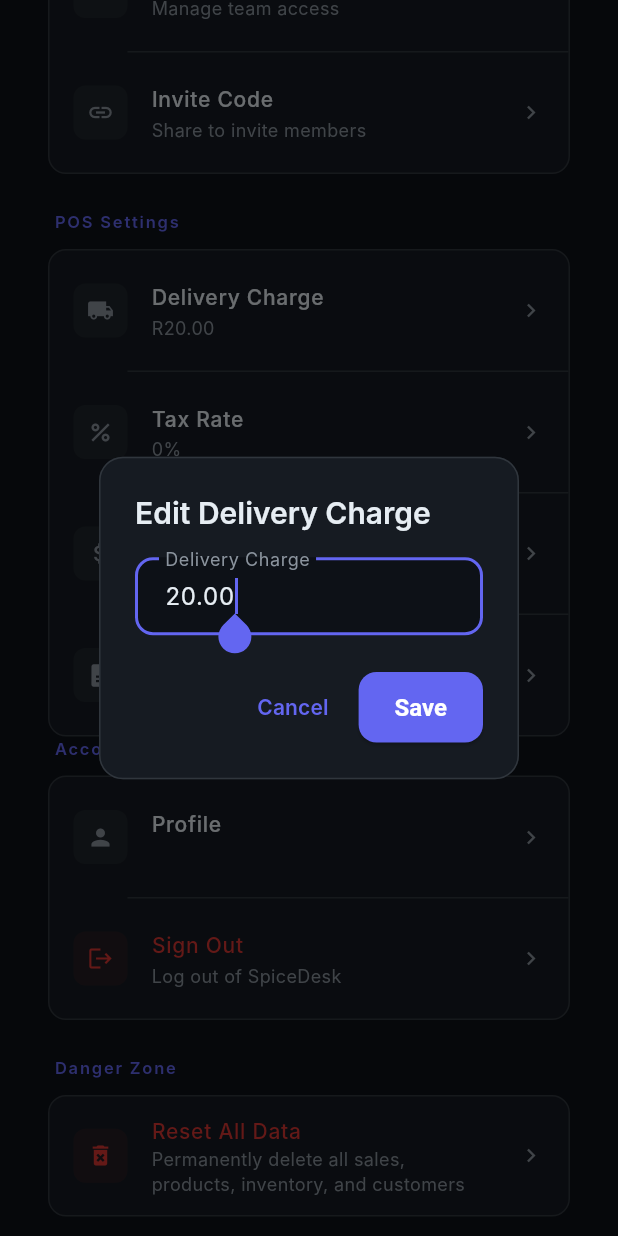
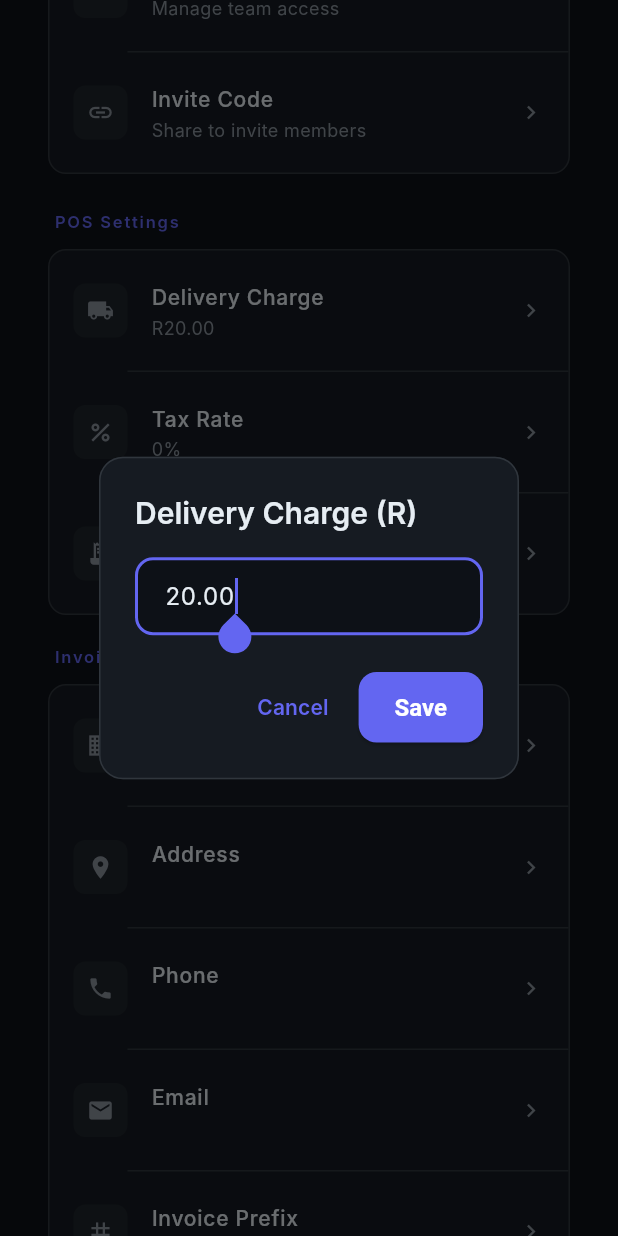
Before and after one commit to sudobreakstuff/spicedesk, a Flutter app: the SettingsScreen screen opened directly, scrolled down 576 dp, after a tap on "Delivery Charge", on a phone screen of 412 x 824 dp. Run offline on Flutter 3.47's test engine with Material 3 defaults, Android fonts, the phone set to English and light mode, and no system bars; drawn by our look-alikes of flutter_animate; our stand-ins replace flutter_riverpod, go_router, pdf, printing, shared_preferences, shimmer and 1 more; accounts and stored records are empty; Roboto replaces fonts that are missing (Inter).

Commit message:
fix: checkout type cast, invoice settings, real PDF generation
- Fixed String/num type cast crash on checkout
- Invoice Settings section: company name, address, phone, email, prefix, terms
- PDF Invoices now generate real printable PDFs
- Settings refactored to use centralized _settings map

```diff
--- a/lib/features/pos/presentation/screens/pos_screen.dart
+++ b/lib/features/pos/presentation/screens/pos_screen.dart
@@ -31,7 +31,10 @@ class _PosScreenState extends ConsumerState<PosScreen> {
   Future<double> get _getDeliveryCharge async {
     try {
       final settings = await ref.read(workspaceSettingsProvider.future);
-      return (settings['delivery_charge'] as num?)?.toDouble() ?? 20.0;
+      final val = settings['delivery_charge'];
+      if (val is num) return val.toDouble();
+      if (val is String) return double.tryParse(val) ?? 20.0;
+      return 20.0;
     } catch (_) {
       return 20.0;
     }
@@ -120,7 +123,8 @@ class _PosScreenState extends ConsumerState<PosScreen> {
       // Add delivery fee if applicable, read from settings
       if (orderType == 'Delivery') {
         final settings = await ref.read(workspaceSettingsProvider.future);
-        final deliveryCharge = (settings['delivery_charge'] as num?)?.toDouble() ?? 20.0;
+        final val = settings['delivery_charge'];
+        final deliveryCharge = val is num ? val.toDouble() : (val is String ? double.tryParse(val) ?? 20.0 : 20.0);
         saleItems.add(SaleItemInput(
           productName: 'Delivery Fee',
           quantity: 1,
--- a/lib/features/reports/presentation/screens/reports_screen.dart
+++ b/lib/features/reports/presentation/screens/reports_screen.dart
@@ -371,17 +371,17 @@ class _ReportsScreenState extends ConsumerState<ReportsScreen> {
       pageFormat: PdfPageFormat.a4,
       margin: const pw.EdgeInsets.all(32),
       build: (context) => [
-        pw.Header(level: 0, child: pw.Text('INVOICE', style: const pw.TextStyle(fontSize: 28, fontWeight: pw.FontWeight.bold))),
+        pw.Header(level: 0, child: pw.Text('INVOICE', style: pw.TextStyle(fontSize: 28, fontWeight: pw.FontWeight.bold))),
         pw.SizedBox(height: 8),
         pw.Row(mainAxisAlignment: pw.MainAxisAlignment.spaceBetween, children: [
           pw.Column(crossAxisAlignment: pw.CrossAxisAlignment.start, children: [
-            pw.Text('SpiceDesk', style: const pw.TextStyle(fontSize: 16, fontWeight: pw.FontWeight.bold)),
-            pw.Text('Invoice #$invNum', style: const pw.TextStyle(fontSize: 12)),
+            pw.Text('SpiceDesk', style: pw.TextStyle(fontSize: 16, fontWeight: pw.FontWeight.bold)),
+            pw.Text('Invoice #$invNum', style: pw.TextStyle(fontSize: 12)),
           ]),
           pw.Column(crossAxisAlignment: pw.CrossAxisAlignment.end, children: [
-            pw.Text('Date: ${DateFormat('dd MMM yyyy').format(dt)}', style: const pw.TextStyle(fontSize: 12)),
-            pw.Text('Customer: ${cust?['name'] ?? 'Walk-in'}', style: const pw.TextStyle(fontSize: 12)),
-            pw.Text('Payment: ${sale['payment_method'] ?? ''}', style: const pw.TextStyle(fontSize: 12)),
+            pw.Text('Date: ${DateFormat('dd MMM yyyy').format(dt)}', style: pw.TextStyle(fontSize: 12)),
+            pw.Text('Customer: ${cust?['name'] ?? 'Walk-in'}', style: pw.TextStyle(fontSize: 12)),
+            pw.Text('Payment: ${sale['payment_method'] ?? ''}', style: pw.TextStyle(fontSize: 12)),
           ]),
         ]),
         pw.SizedBox(height: 24),
@@ -395,10 +395,10 @@ class _ReportsScreenState extends ConsumerState<ReportsScreen> {
         pw.Divider(),
         ...items.expand((i) => [
           pw.Row(children: [
-            pw.Expanded(flex: 3, child: pw.Text(i['product_name'] ?? '', style: const pw.TextStyle(fontSize: 11))),
-            pw.Expanded(flex: 1, child: pw.Text('${(i['quantity'] as num?)?.toInt() ?? 0}', style: const pw.TextStyle(fontSize: 11))),
-            pw.Expanded(flex: 2, child: pw.Text('R ${((i['unit_price'] as num?)?.toDouble() ?? 0).toStringAsFixed(2)}', style: const pw.TextStyle(fontSize: 11))),
-            pw.Expanded(flex: 2, child: pw.Text('R ${((i['line_total'] as num?)?.toDouble() ?? 0).toStringAsFixed(2)}', style: const pw.TextStyle(fontSize: 11))),
+            pw.Expanded(flex: 3, child: pw.Text(i['product_name'] ?? '', style: pw.TextStyle(fontSize: 11))),
+            pw.Expanded(flex: 1, child: pw.Text('${(i['quantity'] as num?)?.toInt() ?? 0}', style: pw.TextStyle(fontSize: 11))),
+            pw.Expanded(flex: 2, child: pw.Text('R ${((i['unit_price'] as num?)?.toDouble() ?? 0).toStringAsFixed(2)}', style: pw.TextStyle(fontSize: 11))),
+            pw.Expanded(flex: 2, child: pw.Text('R ${((i['line_total'] as num?)?.toDouble() ?? 0).toStringAsFixed(2)}', style: pw.TextStyle(fontSize: 11))),
           ]),
         ]),
         pw.SizedBox(height: 24),
@@ -408,7 +408,7 @@ class _ReportsScreenState extends ConsumerState<ReportsScreen> {
         ),
         pw.SizedBox(height: 12),
         pw.Divider(),
-        pw.Text('Thank you for your business', style: const pw.TextStyle(fontSize: 10)),
+        pw.Text('Thank you for your business', style: pw.TextStyle(fontSize: 10)),
       ],
     ));
 
--- a/lib/features/settings/presentation/screens/settings_screen.dart
+++ b/lib/features/settings/presentation/screens/settings_screen.dart
@@ -23,9 +23,33 @@ class _SettingsScreenState extends ConsumerState<SettingsScreen> {
   String _contactNumber = '';
   String _address = '';
   String _receiptHeader = '';
-  String _deliveryCharge = '20.00';
-  String _taxRate = '0';
-  String _invoiceFooter = '';
+  Map<String, dynamic> _settings = {};
+
+  String _getSetting(String key, String fallback) {
+    final val = _settings[key];
+    return val?.toString() ?? fallback;
+  }
+
+  Future<void> _editSetting(String key, String title, String current) async {
+    final ctrl = TextEditingController(text: _getSetting(key, current));
+    final result = await showDialog<String>(
+      context: context,
+      builder: (ctx) => AlertDialog(
+        backgroundColor: SpiceColors.surfaceAlt,
+        shape: RoundedRectangleBorder(borderRadius: BorderRadius.circular(16), side: BorderSide(color: SpiceColors.border)),
+        title: Text(title),
+        content: TextField(controller: ctrl, autofocus: true),
+        actions: [
+          TextButton(onPressed: () => Navigator.pop(ctx), child: const Text('Cancel')),
+          ElevatedButton(onPressed: () => Navigator.pop(ctx, ctrl.text), child: const Text('Save')),
+        ],
+      ),
+    );
+    if (result != null) {
+      await _saveSetting(key, result);
+      setState(() => _settings[key] = result);
+    }
+  }
   @override
   void initState() {
     super.initState();
@@ -33,28 +57,11 @@ class _SettingsScreenState extends ConsumerState<SettingsScreen> {
   }
 
   Future<void> _loadSettings() async {
-    final ws = ref.read(workspaceStateProvider);
-    if (ws.selectedId != null) {
-      try {
-        final data = await supabase
-            .from('workspaces')
-            .select('settings')
-            .eq('id', ws.selectedId!)
-            .maybeSingle();
-        if (data != null && data['settings'] != null) {
-          final settings = data['settings'] as Map<String, dynamic>;
-          setState(() {
-            _contactNumber = settings['contact_number']?.toString() ?? '';
-            _address = settings['address']?.toString() ?? '';
-            _receiptHeader = settings['receipt_header']?.toString() ?? '';
-            _deliveryCharge = settings['delivery_charge']?.toString() ?? '20.00';
-            _taxRate = settings['tax_rate']?.toString() ?? '0';
-            _invoiceFooter = settings['invoice_footer']?.toString() ?? '';
-          });
-        }
-      } catch (_) {}
-    }
-    if (mounted) setState(() {});
+    final wsId = ref.read(workspaceStateProvider).selectedId;
+    if (wsId == null) return;
+    final data = await supabase.from('workspaces').select('settings').eq('id', wsId).maybeSingle();
+    final settings = (data?['settings'] as Map<String, dynamic>?) ?? {};
+    if (mounted) setState(() => _settings = settings);
   }
 
   Future<void> _saveSetting(String key, String value) async {
@@ -191,44 +198,27 @@ class _SettingsScreenState extends ConsumerState<SettingsScreen> {
           const SizedBox(height: 24),
 
           _section('POS Settings', [
-            _tile(Icons.local_shipping, 'Delivery Charge', 'R${_deliveryCharge.isEmpty ? '20.00' : _deliveryCharge}',
-                onTap: () {
-                  _showEditDialog(
-                    context,
-                    'Delivery Charge',
-                    _deliveryCharge.isEmpty ? '20.00' : _deliveryCharge,
-                    onSave: (v) async {
-                      setState(() => _deliveryCharge = v);
-                      await _saveSetting('delivery_charge', v.isEmpty ? '20.00' : v);
-                    },
-                  );
-                }),
-            _tile(Icons.percent, 'Tax Rate', '${_taxRate.isEmpty ? '0' : _taxRate}%',
-                onTap: () {
-                  _showEditDialog(
-                    context,
-                    'Tax Rate (%)',
-                    _taxRate.isEmpty ? '0' : _taxRate,
-                    onSave: (v) async {
-                      setState(() => _taxRate = v);
-                      await _saveSetting('tax_rate', v.isEmpty ? '0' : v);
-                    },
-                  );
-                }),
-            _tile(Icons.attach_money, 'Currency', 'R (South African Rand)',
-                onTap: () {}),
-            _tile(Icons.description, 'Invoice Footer', _invoiceFooter.isNotEmpty ? _invoiceFooter : 'Custom footer text for invoices',
-                onTap: () {
-                  _showEditDialog(
-                    context,
-                    'Invoice Footer',
-                    _invoiceFooter,
-                    onSave: (v) async {
-                      setState(() => _invoiceFooter = v);
-                      await _saveSetting('invoice_footer', v);
-                    },
-                  );
-                }),
+            _tile(Icons.local_shipping, 'Delivery Charge', 'R${_getSetting('delivery_charge', '20.00')}',
+                onTap: () => _editSetting('delivery_charge', 'Delivery Charge (R)', '20.00')),
+            _tile(Icons.percent, 'Tax Rate', '${_getSetting('tax_rate', '0')}%',
+                onTap: () => _editSetting('tax_rate', 'Tax Rate (%)', '0')),
+            _tile(Icons.receipt_long, 'Invoice Footer', _getSetting('invoice_footer', 'Thank you for your business'),
+                onTap: () => _editSetting('invoice_footer', 'Invoice Footer', 'Thank you for your business')),
+          ]),
+          const SizedBox(height: 20),
+          _section('Invoice Settings', [
+            _tile(Icons.business, 'Company Name', _getSetting('company_name', 'SpiceDesk'),
+                onTap: () => _editSetting('company_name', 'Company Name', 'SpiceDesk')),
+            _tile(Icons.location_on, 'Address', _getSetting('company_address', ''),
+                onTap: () => _editSetting('company_address', 'Company Address', '')),
+            _tile(Icons.phone, 'Phone', _getSetting('company_phone', ''),
+                onTap: () => _editSetting('company_phone', 'Company Phone', '')),
+            _tile(Icons.email, 'Email', _getSetting('company_email', ''),
+                onTap: () => _editSetting('company_email', 'Company Email', '')),
+            _tile(Icons.tag, 'Invoice Prefix', _getSetting('invoice_prefix', 'INV-'),
+                onTap: () => _editSetting('invoice_prefix', 'Invoice Prefix', 'INV-')),
+            _tile(Icons.article, 'Terms & Conditions', _getSetting('invoice_terms', 'Payment due within 30 days'),
+                onTap: () => _editSetting('invoice_terms', 'Terms & Conditions', 'Payment due within 30 days')),
           ]),
 
           _section('Account', [
```
